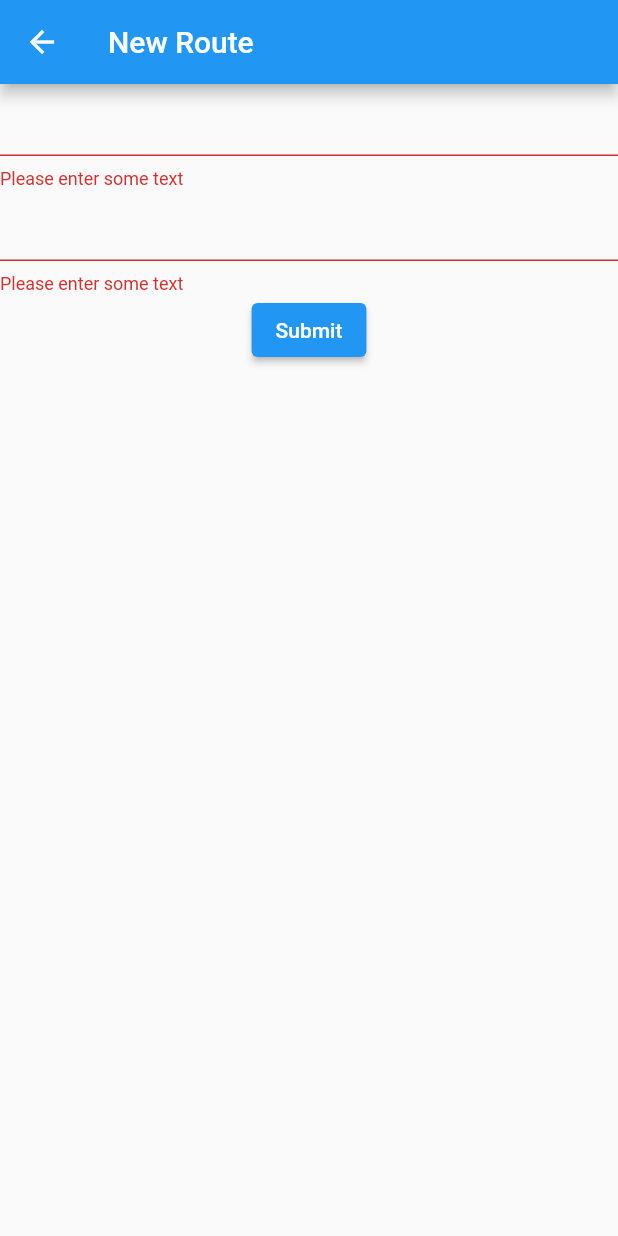
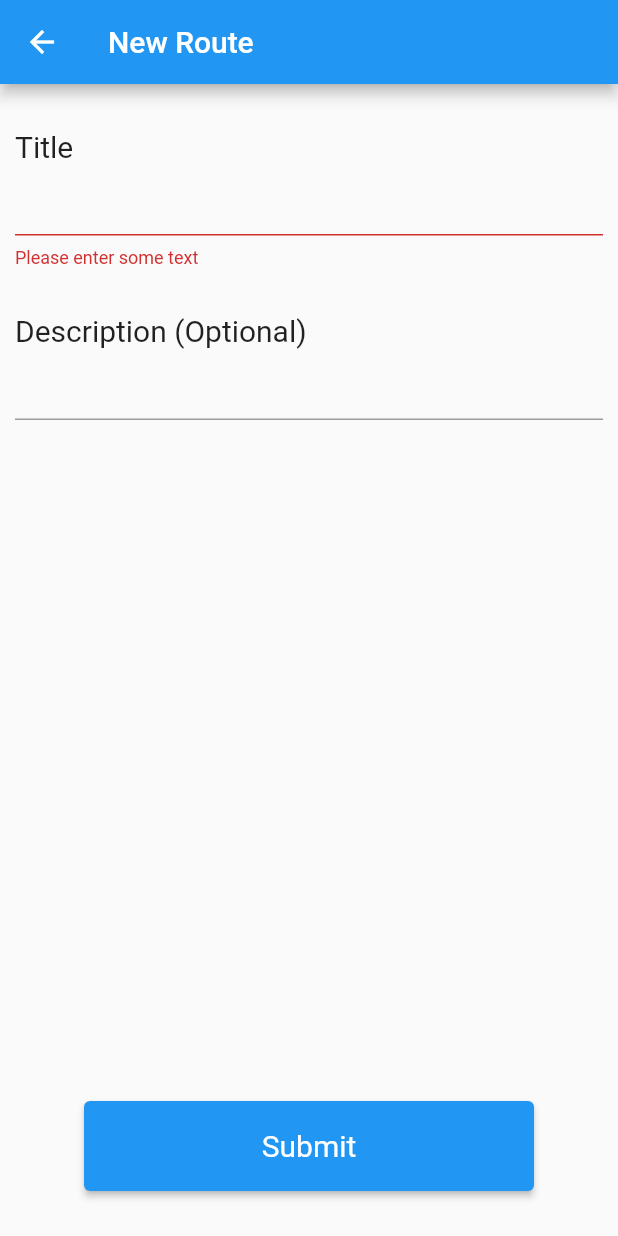
Before and after one commit to KarimElsayad247/commute-tracker, a Flutter app: the NewCommuteRoute screen opened directly, after a tap on "Submit", on a phone screen of 412 x 824 dp. Run offline on Flutter 3.47's test engine with Material 2 defaults, Android fonts, the phone set to English and light mode, and no system bars.

Commit message:
Improve form styling
Also add field names

```diff
--- a/lib/NewCommuteRouteForm.dart
+++ b/lib/NewCommuteRouteForm.dart
@@ -3,6 +3,8 @@ import 'package:flutter/cupertino.dart';
 import 'package:flutter/material.dart';
 import 'package:commute_tracker/models/CommuteRoutes.dart';
 import 'package:provider/provider.dart';
+
+import 'Styles.dart';
 
 class NewCommuteRouteForm extends StatefulWidget {
   const NewCommuteRouteForm({super.key});
@@ -26,44 +28,63 @@ class NewCommuteRouteFormState extends State<NewCommuteRouteForm> {
   @override
   Widget build(BuildContext context) {
     // Build a Form widget using the _formKey created above.
-    return Form(
+    return Container(
+      padding: EdgeInsets.symmetric(vertical: 30, horizontal: 10),
+      child: Form(
         key: _formKey,
         child: Column(
+          crossAxisAlignment: CrossAxisAlignment.start,
           children: <Widget>[
+            Text("Title", style: Styles.largeFont),
             TextFormField(
               // The validator receives the text that the user has entered.
-            validator: (value) {
+              validator: notEmptyValidator,
+            ),
+            widgetSeparator(),
+            Text("Description (Optional)", style: Styles.largeFont),
+            TextFormField(),
+            Spacer(),
+            Center(
+              child: buildSubmitButton(_formKey),
+            )
+          ],
+        ),
+      ),
+    );
+  }
+
+  SizedBox widgetSeparator() {
+    return const SizedBox(height: 30);
+  }
+
+  String? notEmptyValidator(String? value) {
     if (value == null || value.isEmpty) {
       return 'Please enter some text';
     }
     return null;
-            },
+  }
+
+  ElevatedButton buildSubmitButton(GlobalKey<FormState> formKey) {
+    // ButtonStyle style = Styles.veryBigButton(Theme.of(context).primaryColor);
+    return ElevatedButton(
+      style: ElevatedButton.styleFrom(
+        textStyle: const TextStyle(fontSize: 20),
+        minimumSize: const Size(300, 60),
       ),
-          TextFormField(
-            // The validator receives the text that the user has entered.
-            validator: (value) {
-              if (value == null || value.isEmpty) {
-                return 'Please enter some text';
-              }
-              return null;
-            },
-          ),
-          ElevatedButton(
       onPressed: () {
         // Validate returns true if the form is valid, or false otherwise.
-              if (_formKey.currentState!.validate()) {
-                // If the form is valid, display a snackbar. In the real world,
-                // you'd often call a server or save the information in a database.
+        if (formKey.currentState!.validate()) {
+          // If the form is valid, display a snackbar.
           ScaffoldMessenger.of(context).showSnackBar(
-                  const SnackBar(content: Text('Processing Data')),
+            const SnackBar(content: Text('Route created!')),
           );
-                context.read<CommuteRoutes>().create(title: "First route", description: "my firend");
+          // Save new route
+          context
+              .read<CommuteRoutes>()
+              .create(title: "First route", description: "my firend");
         }
       },
       child: const Text('Submit'),
-          ),
-        ],
-      ),
     );
   }
 }
--- a/lib/Styles.dart
+++ b/lib/Styles.dart
@@ -2,7 +2,17 @@ import 'package:flutter/material.dart';
 
 class Styles {
   static const mediumFont = TextStyle(fontSize: 16);
+  static const largerFont = TextStyle(fontSize: 18);
+  static const largeFont = TextStyle(fontSize: 20);
   static const gigaFont = TextStyle(fontSize: 24);
 
   static const backgroundGray = Color(0xFFeeeeee);
+
+  static ButtonStyle veryBigButton(Color backgroundColor) {
+    return ElevatedButton.styleFrom(
+      textStyle: const TextStyle(fontSize: 20),
+      minimumSize: const Size(300, 60),
+      primary: backgroundColor,
+    );
+  }
 }
--- a/lib/main.dart
+++ b/lib/main.dart
@@ -2,6 +2,7 @@ import 'package:commute_tracker/TypeSelector.dart';
 import 'package:flutter/material.dart';
 import 'package:provider/provider.dart';
 
+import 'Styles.dart';
 import 'TypeSelector.dart';
 import 'TimerWidget.dart';
 import 'models/CommuteRoutes.dart';
@@ -88,11 +89,9 @@ class _MyHomePageState extends State<MyHomePage> {
 
   ElevatedButton buildBigButton(
       VoidCallback callback, String text, Color backgroundColor) {
+    ButtonStyle style = Styles.veryBigButton(backgroundColor);
     return ElevatedButton(
-        style: ElevatedButton.styleFrom(
-            textStyle: const TextStyle(fontSize: 20),
-            minimumSize: const Size(300, 60),
-            primary: backgroundColor),
+        style: style,
         onPressed: callback,
         child: Text(text));
   }
```
Lines whose indentation alone changed are shown as unchanged.
